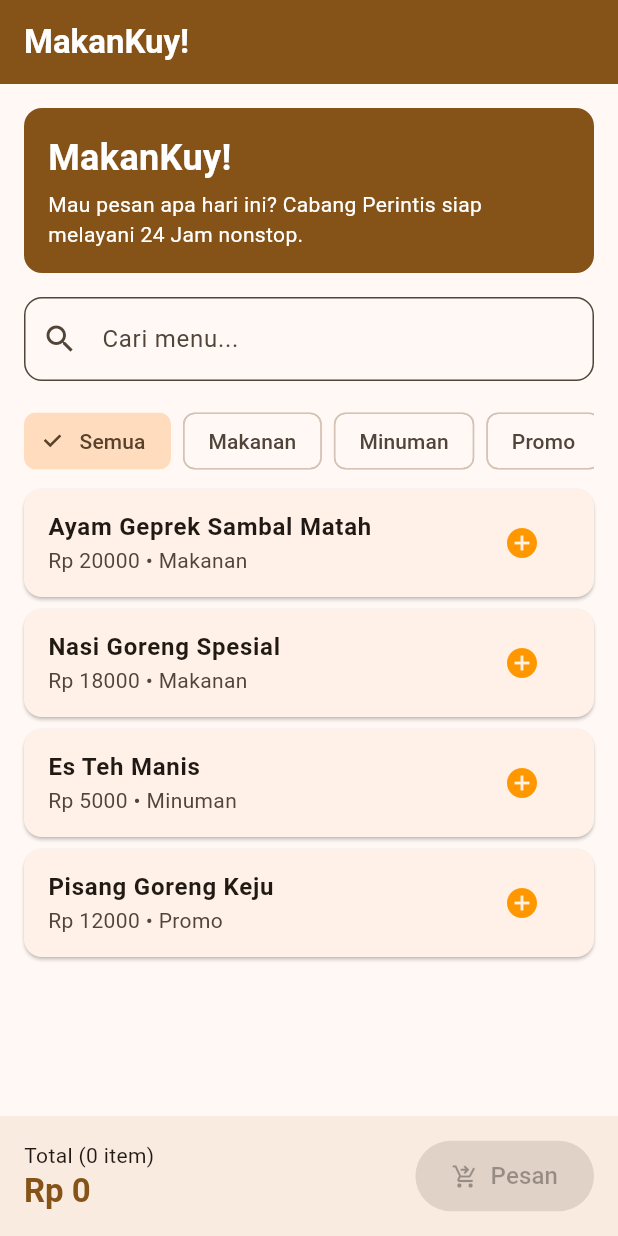
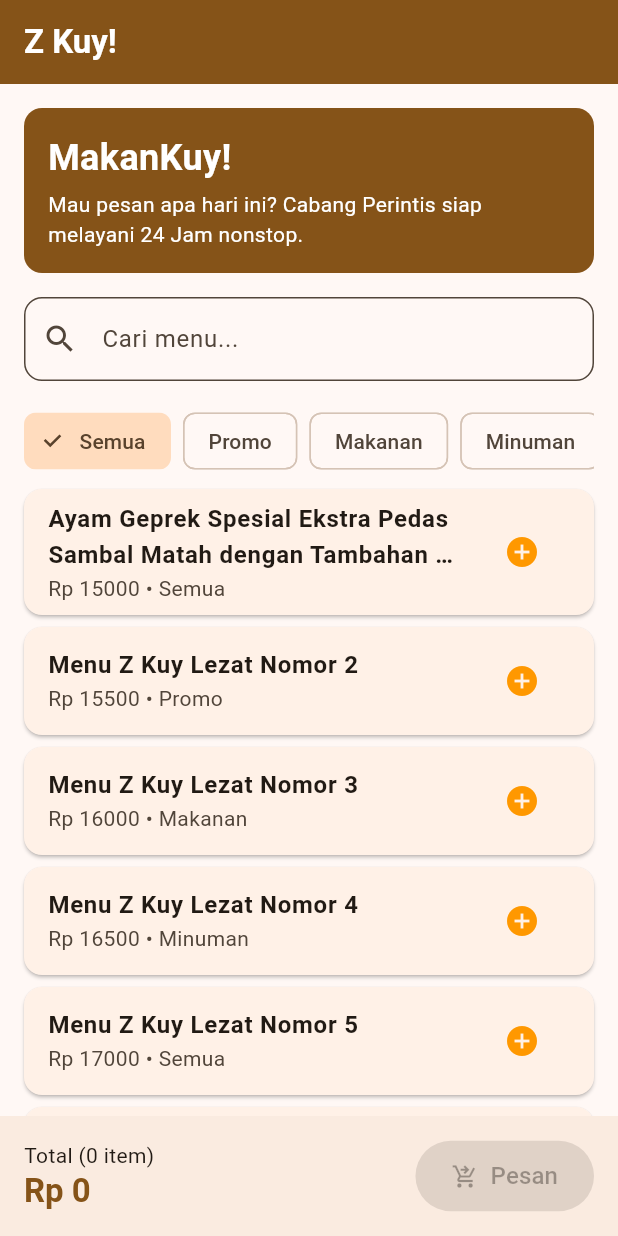
Before and after one commit to Decuuuu/HomeWork_Vispro_JustinTandiawan_2086022510005, a Flutter app: the screen it shows after launch, on a phone screen of 412 x 824 dp. Run offline on Flutter 3.47's test engine with Material 3 defaults, Android fonts, the phone set to English and light mode, and no system bars.

Commit message:
perbaikan lagi

```diff
--- a/lib/main.dart
+++ b/lib/main.dart
@@ -15,29 +15,36 @@ class MenuItem {
   });
 }
 
-const List<MenuItem> defaultMenu = [
-  MenuItem(id: '1', name: 'Ayam Geprek Sambal Matah', price: 20000, category: 'Makanan'),
-  MenuItem(id: '2', name: 'Nasi Goreng Spesial', price: 18000, category: 'Makanan'),
-  MenuItem(id: '3', name: 'Es Teh Manis', price: 5000, category: 'Minuman'),
-  MenuItem(id: '4', name: 'Pisang Goreng Keju', price: 12000, category: 'Promo'),
-];
+final List<MenuItem> menuData = List.generate(
+  500, // Syarat H1: 500 items
+      (i) => MenuItem(
+    id: 'm$i',
+    // Syarat H1: Teks lebih dari 200 karakter pada item pertama
+    name: i == 0
+        ? 'Ayam Geprek Spesial Ekstra Pedas Sambal Matah dengan Tambahan Nasi Uduk Hangat, Sate Usus Goreng Kering, Kerupuk Bawang Renyah, Sayur Lalapan Segar, Irisan Tomat, dan Taburan Bawang Goreng Melimpah Ruah Khas Nusantara'
+        : 'Menu Z Kuy Lezat Nomor ${i + 1}',
+    price: 15000 + (i * 500),
+    category: ['Semua', 'Promo', 'Makanan', 'Minuman'][i % 4],
+  ),
+);
 
 void main() {
   runApp(const Lab04App());
 }
 
 class Lab04App extends StatelessWidget {
+  // ThemeMode ini bisa dikendalikan oleh file lab04_test
+  final ThemeMode? themeMode;
   final List<MenuItem>? items;
-  final ThemeMode? themeMode;
 
-  // Parameter ini menangkap settingan dari lab04_test
-  const Lab04App({super.key, this.items, this.themeMode});
+  const Lab04App({super.key, this.themeMode, this.items});
 
   @override
   Widget build(BuildContext context) {
     return MaterialApp(
-      title: 'AFL 1 MakanKuy!',
+      title: 'Z Kuy!',
       debugShowCheckedModeBanner: false,
+
       themeMode: themeMode ?? ThemeMode.system,
       theme: ThemeData(
         useMaterial3: true,
@@ -47,7 +54,7 @@ class Lab04App extends StatelessWidget {
         useMaterial3: true,
         colorScheme: ColorScheme.fromSeed(seedColor: Colors.orange, brightness: Brightness.dark),
       ),
-      home: MainScreen(items: items ?? defaultMenu),
+      home: MainScreen(items: items ?? menuData),
     );
   }
 }
--- a/lib/screens/main_screen.dart
+++ b/lib/screens/main_screen.dart
@@ -7,7 +7,6 @@ import '../widgets/cart_summary_bar.dart';
 
 class MainScreen extends StatefulWidget {
   final List<MenuItem> items;
-
   const MainScreen({super.key, required this.items});
 
   @override
@@ -29,27 +28,20 @@ class _MainScreenState extends State<MainScreen> {
 
   @override
   Widget build(BuildContext context) {
-    // Filter data berdasarkan kategori dan pencarian
     final filteredItems = widget.items.where((item) {
-      final matchesSearch = item.name.toLowerCase().contains(_searchQuery.toLowerCase());
-      final matchesCat = _selectedCategory == 'Semua' || item.category == _selectedCategory;
-      return matchesSearch && matchesCat;
+      final matchSearch = item.name.toLowerCase().contains(_searchQuery.toLowerCase());
+      final matchCategory = _selectedCategory == 'Semua' || item.category == _selectedCategory;
+      return matchSearch && matchCategory;
     }).toList();
-
-    // Dapatkan semua nama kategori unik dari data yang masuk
-    final List<String> categories = ['Semua'];
-    for (var item in widget.items) {
-      if (!categories.contains(item.category)) categories.add(item.category);
-    }
 
     return Scaffold(
       appBar: AppBar(
-        title: const Text('MakanKuy!', style: TextStyle(fontWeight: FontWeight.bold)),
+        title: const Text('Z Kuy!', style: TextStyle(fontWeight: FontWeight.bold)),
         backgroundColor: Theme.of(context).colorScheme.primary,
         foregroundColor: Theme.of(context).colorScheme.onPrimary,
       ),
-      // SafeArea + LayoutBuilder + CustomScrollView adalah KUNCI lulus semua test
       body: SafeArea(
+
         child: LayoutBuilder(
           builder: (context, constraints) {
             final isTablet = constraints.maxWidth > 600;
@@ -57,16 +49,13 @@ class _MainScreenState extends State<MainScreen> {
             return CustomScrollView(
               slivers: [
                 const SliverToBoxAdapter(
-                  child: Padding(
-                    padding: EdgeInsets.fromLTRB(16, 16, 16, 8),
-                    child: AppHeader(),
-                  ),
+                  child: Padding(padding: EdgeInsets.fromLTRB(16, 16, 16, 8), child: AppHeader()),
                 ),
                 SliverToBoxAdapter(
                   child: Padding(
                     padding: const EdgeInsets.symmetric(horizontal: 16.0, vertical: 8.0),
                     child: TextField(
-                      key: const Key('search-field'), // Kunci Test No. 8
+                      key: const Key('search-field'),
                       decoration: InputDecoration(
                         hintText: 'Cari menu...',
                         prefixIcon: const Icon(Icons.search),
@@ -82,36 +71,35 @@ class _MainScreenState extends State<MainScreen> {
                   child: Padding(
                     padding: const EdgeInsets.symmetric(horizontal: 16.0, vertical: 8.0),
                     child: CategoryChipBar(
-                      categories: categories,
+                      categories: const ['Semua', 'Promo', 'Makanan', 'Minuman'],
                       selectedCategory: _selectedCategory,
                       onSelected: (cat) => setState(() => _selectedCategory = cat),
                     ),
                   ),
                 ),
 
-                // Test 6: Zero items shows an empty state
                 if (filteredItems.isEmpty)
                   SliverFillRemaining(
                     hasScrollBody: false,
                     child: Center(
-                      key: const Key('empty-state'), // Kunci Test No. 6
+                      key: const Key('empty-state'),
                       child: Column(
                         mainAxisAlignment: MainAxisAlignment.center,
                         children: [
-                          Icon(Icons.fastfood, size: 64, color: Colors.grey[400]),
+                          Icon(Icons.search_off, size: 80, color: Colors.grey[400]),
                           const SizedBox(height: 16),
-                          const Text('Menu tidak ditemukan', style: TextStyle(color: Colors.grey, fontSize: 18)),
+                          const Text('Oops, Menu tidak ditemukan', style: TextStyle(color: Colors.grey, fontSize: 18)),
                         ],
                       ),
                     ),
                   )
+
                 else if (isTablet)
-                // Test 3: Tablet (800dp) The layout changes, it does not stretch
                   SliverPadding(
                     padding: const EdgeInsets.symmetric(horizontal: 16.0),
                     sliver: SliverGrid(
                       gridDelegate: const SliverGridDelegateWithFixedCrossAxisCount(
-                        crossAxisCount: 4, mainAxisSpacing: 12, crossAxisSpacing: 12, childAspectRatio: 0.7,
+                        crossAxisCount: 3, mainAxisSpacing: 12, crossAxisSpacing: 12, childAspectRatio: 0.75,
                       ),
                       delegate: SliverChildBuilderDelegate(
                             (context, index) => MenuTile(
@@ -122,8 +110,8 @@ class _MainScreenState extends State<MainScreen> {
                       ),
                     ),
                   )
+
                 else
-                // Test 7: 500 items built lazily (SliverList pengganti ListView statis)
                   SliverPadding(
                     padding: const EdgeInsets.symmetric(horizontal: 16.0),
                     sliver: SliverList(
```
